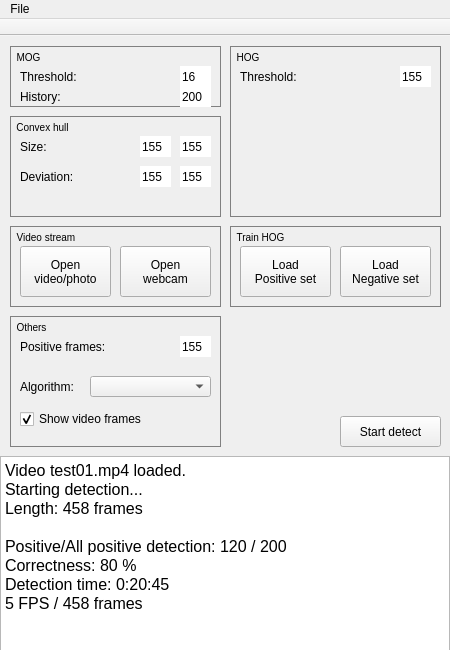
Old version of the form PedestrianDetection/mainwindow.ui in the repository Kexone/diploma-thesis.
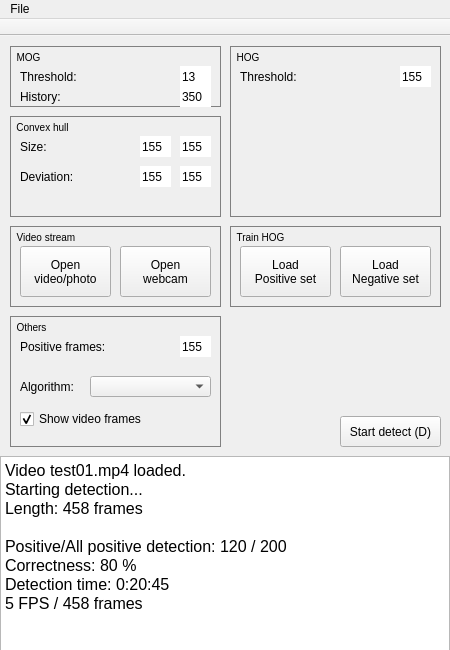
New version of the form. Icons and pictures are not drawn.

Diff of the .ui file:
```diff
--- a/PedestrianDetection/mainwindow.ui
+++ b/PedestrianDetection/mainwindow.ui
@@ -54,7 +54,7 @@
      </rect>
     </property>
     <property name="text">
-     <string>Start detect</string>
+     <string>Start detect (D)</string>
     </property>
     <property name="icon">
      <iconset>
@@ -399,7 +399,7 @@
       <string/>
      </property>
      <property name="text">
-      <string>16</string>
+      <string>13</string>
      </property>
      <property name="maxLength">
       <number>3</number>
@@ -446,7 +446,7 @@
       <string/>
      </property>
      <property name="text">
-      <string>200</string>
+      <string>350</string>
      </property>
      <property name="maxLength">
       <number>3</number>
```
Left out of the diff: 7 changed lines with no effect on the pictures.
